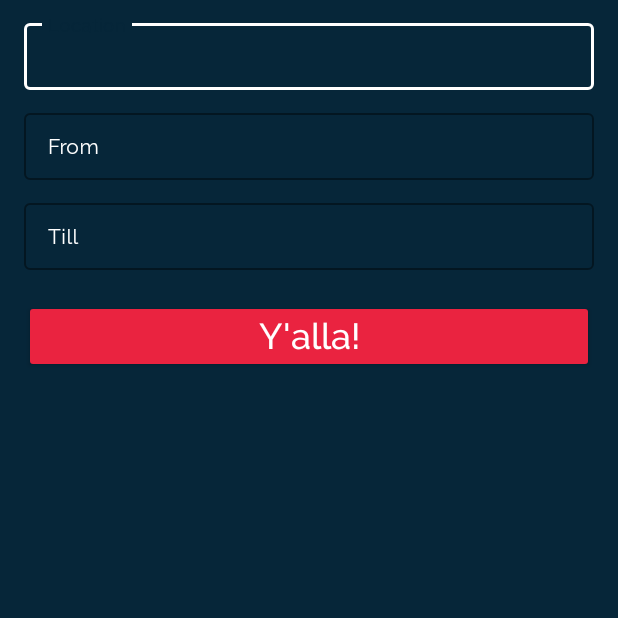
After one commit to tarakan747/ILCarro, an Android app: the fragment SearchFragment shown on its own in the app's theme, on a phone screen of 412 x 824 dp, the top half of it. The commit adds this screen. Run offline under Robolectric (Android 15) with nearby library versions, the phone set to English and light mode, and no system bars.

Commit message:
SearchFragment

```diff
--- a/app/src/main/java/com/example/ilcarroappl/LoginFragment.java
+++ b/app/src/main/java/com/example/ilcarroappl/LoginFragment.java
@@ -44,7 +44,11 @@ public class LoginFragment extends Fragment {
         });
 
         signUp.setOnClickListener(v -> {
-            //TODO
+            getFragmentManager()
+                    .beginTransaction()
+                    .remove(this)
+                    .replace(R.id.drawer_layout, new RegistrationFragment())
+                    .commit();
         });
 
         close.setOnClickListener(v -> {
--- /dev/null
+++ b/app/src/main/java/com/example/ilcarroappl/SearchFragment.java
@@ -0,0 +1,27 @@
+package com.example.ilcarroappl;
+
+import android.os.Bundle;
+
+import androidx.fragment.app.Fragment;
+
+import android.view.LayoutInflater;
+import android.view.View;
+import android.view.ViewGroup;
+
+
+/**
+ * A simple {@link Fragment} subclass.
+ */
+public class SearchFragment extends Fragment {
+
+    public SearchFragment() {
+        // Required empty public constructor
+    }
+
+    @Override
+    public View onCreateView(LayoutInflater inflater, ViewGroup container,
+                             Bundle savedInstanceState) {
+        // Inflate the layout for this fragment
+        return inflater.inflate(R.layout.fragment_search, container, false);
+    }
+}
--- /dev/null
+++ b/app/src/main/res/layout/fragment_search.xml
@@ -0,0 +1,99 @@
+<?xml version="1.0" encoding="utf-8"?>
+<androidx.constraintlayout.widget.ConstraintLayout xmlns:android="http://schemas.android.com/apk/res/android"
+    xmlns:app="http://schemas.android.com/apk/res-auto"
+    xmlns:tools="http://schemas.android.com/tools"
+    android:layout_width="match_parent"
+    android:layout_height="match_parent"
+    android:background="@color/colorDarkerBlue"
+    tools:context=".SearchFragment">
+
+    <com.google.android.material.textfield.TextInputLayout
+        android:id="@+id/inputLocation"
+        style="@style/Widget.MaterialComponents.TextInputLayout.OutlinedBox"
+        android:layout_width="match_parent"
+        android:layout_height="50dp"
+        android:layout_marginStart="16dp"
+        android:layout_marginTop="10dp"
+        android:layout_marginEnd="16dp"
+        android:textColorHint="@color/colorWhite"
+        app:boxStrokeColor="@color/colorWhite"
+        app:layout_constraintEnd_toEndOf="parent"
+        app:layout_constraintStart_toStartOf="parent"
+        app:layout_constraintTop_toTopOf="parent"
+        app:passwordToggleTint="@color/colorWhite">
+
+        <EditText
+            android:layout_width="match_parent"
+            android:layout_height="match_parent"
+            android:fontFamily="@font/raleway_regular"
+            android:hint="Location"
+            android:textColor="@color/colorWhite"
+            android:textSize="14sp" />
+    </com.google.android.material.textfield.TextInputLayout>
+
+    <com.google.android.material.textfield.TextInputLayout
+        android:id="@+id/inputFrom"
+        style="@style/Widget.MaterialComponents.TextInputLayout.OutlinedBox"
+        android:layout_width="match_parent"
+        android:layout_height="50dp"
+        android:layout_marginStart="16dp"
+        android:layout_marginTop="10dp"
+        android:layout_marginEnd="16dp"
+        android:textColorHint="@color/colorWhite"
+        app:boxStrokeColor="@color/colorWhite"
+        app:layout_constraintEnd_toEndOf="parent"
+        app:layout_constraintStart_toStartOf="parent"
+        app:layout_constraintTop_toBottomOf="@+id/inputLocation"
+        app:passwordToggleTint="@color/colorWhite">
+
+        <EditText
+            android:layout_width="match_parent"
+            android:layout_height="match_parent"
+            android:fontFamily="@font/raleway_regular"
+            android:hint="From"
+            android:textColor="@color/colorWhite"
+            android:textSize="14sp" />
+    </com.google.android.material.textfield.TextInputLayout>
+
+    <com.google.android.material.textfield.TextInputLayout
+        android:id="@+id/inputTill"
+        style="@style/Widget.MaterialComponents.TextInputLayout.OutlinedBox"
+        android:layout_width="match_parent"
+        android:layout_height="50dp"
+        android:layout_marginStart="16dp"
+        android:layout_marginTop="10dp"
+        android:layout_marginEnd="16dp"
+        android:textColorHint="@color/colorWhite"
+        app:boxStrokeColor="@color/colorWhite"
+        app:layout_constraintEnd_toEndOf="parent"
+        app:layout_constraintStart_toStartOf="parent"
+        app:layout_constraintTop_toBottomOf="@+id/inputFrom"
+        app:passwordToggleTint="@color/colorWhite">
+
+        <EditText
+            android:layout_width="match_parent"
+            android:layout_height="match_parent"
+            android:fontFamily="@font/raleway_regular"
+            android:hint="Till"
+            android:textColor="@color/colorWhite"
+            android:textSize="14sp" />
+    </com.google.android.material.textfield.TextInputLayout>
+
+    <Button
+        android:id="@+id/yalla_btn"
+        android:layout_width="0dp"
+        android:layout_height="wrap_content"
+        android:layout_marginStart="16dp"
+        android:layout_marginTop="20dp"
+        android:layout_marginEnd="16dp"
+        android:backgroundTint="@color/colorRed"
+        android:fontFamily="@font/raleway_medium"
+        android:text="Y'alla!"
+        android:textAllCaps="false"
+        android:textColor="@color/colorWhite"
+        android:textSize="24sp"
+        app:layout_constraintEnd_toEndOf="parent"
+        app:layout_constraintStart_toStartOf="parent"
+        app:layout_constraintTop_toBottomOf="@+id/inputTill" />
+
+</androidx.constraintlayout.widget.ConstraintLayout>
```
Also changed, not shown: app/src/main/java/com/example/ilcarroappl/MainActivity.java (+11 -2 lines), app/src/main/java/com/example/ilcarroappl/RegistrationFragment.java (+27 -2 lines), app/src/main/res/layout/fragment_login.xml (+30 -26 lines).
